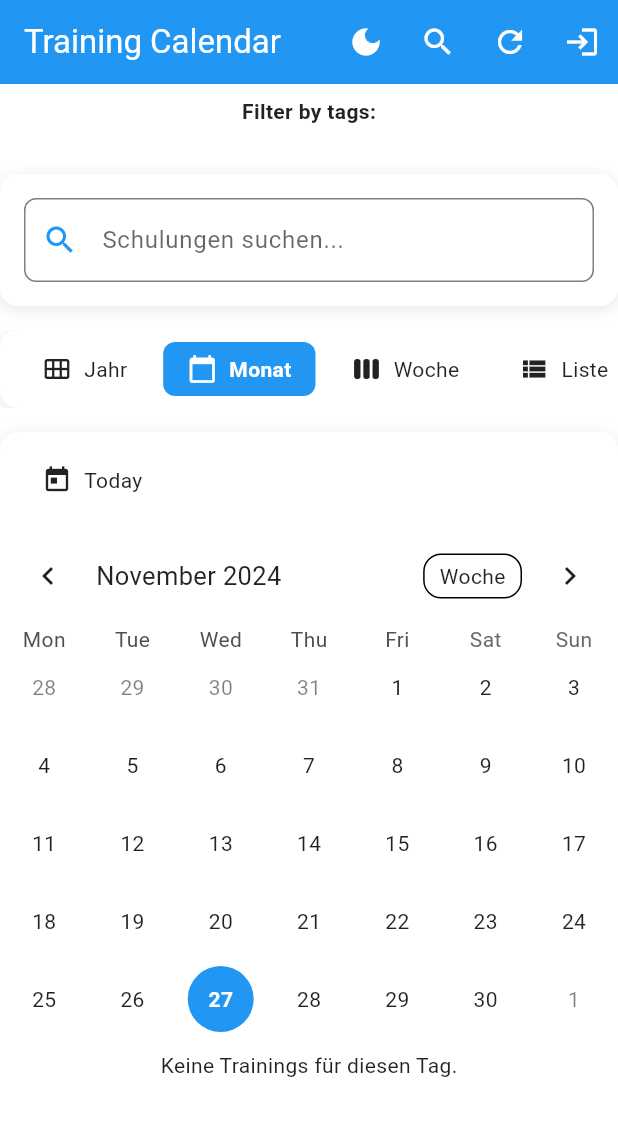
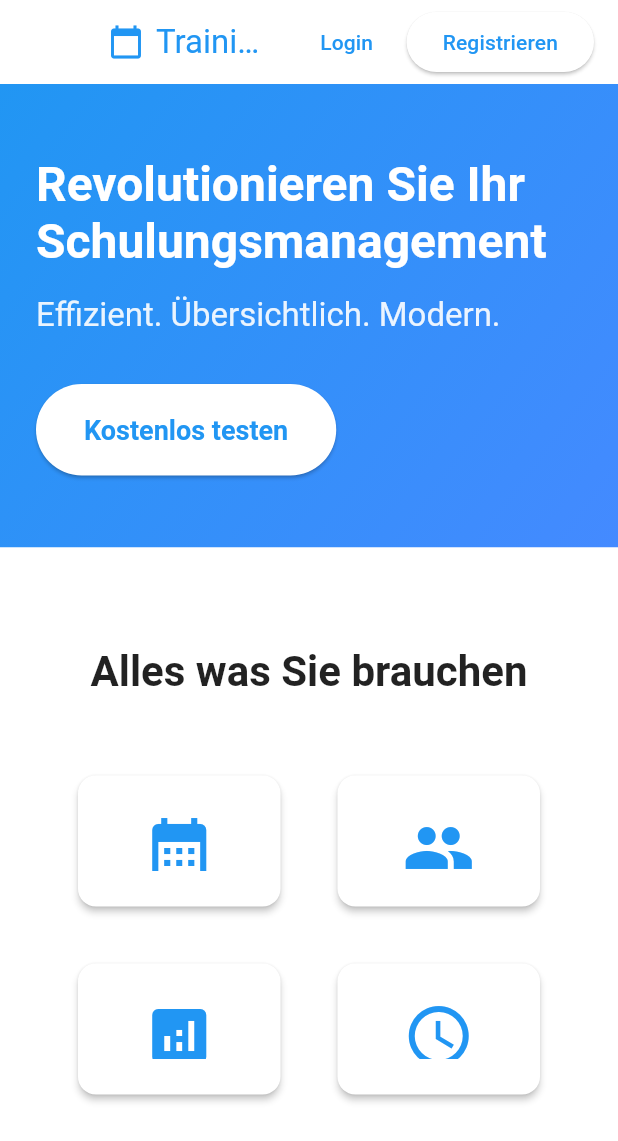
Before and after one commit to ruslanadilgereev/DHBW, a Flutter app: the screen it shows after launch, on a phone screen of 412 x 824 dp. Shown: the top 1141 px of the screen. Run offline on Flutter 3.47's test engine with Material 3 defaults, Android fonts, the phone set to English and light mode, and no system bars; drawn by our look-alikes of table_calendar; our stand-ins replace shared_preferences; network calls fail.

Commit message:
Welcome page und tests

```diff
--- a/Mobile Computing/flutter_application_1/lib/main.dart
+++ b/Mobile Computing/flutter_application_1/lib/main.dart
@@ -8,6 +8,7 @@ import 'services/theme_service.dart';
 import 'screens/login_screen.dart';
 import 'screens/home_screen.dart';
 import 'screens/registration_screen.dart';
+import 'screens/welcome_screen.dart';
 import 'screens/main_wrapper.dart';
 import 'package:flutter_localizations/flutter_localizations.dart';
 
@@ -46,8 +47,9 @@ class TrainingCalendarApp extends StatelessWidget {
           supportedLocales: const [
             Locale('de', 'DE'), // Deutsch
           ],
-          initialRoute: '/',
+          initialRoute: '/welcome',
           routes: {
+            '/welcome': (context) => const WelcomeScreen(),
             '/': (context) => const MainWrapper(),
             '/register': (context) => const RegistrationScreen(),
             '/login': (context) => LoginScreen(),
--- a/Mobile Computing/flutter_application_1/lib/screens/manage_trainings_page.dart
+++ b/Mobile Computing/flutter_application_1/lib/screens/manage_trainings_page.dart
@@ -1246,7 +1246,7 @@ class _ManageTrainingsPageState extends State<ManageTrainingsPage> {
           if (currentDate.difference(blockEnd!).inDays == 1) {
             blockEnd = currentDate;
           } else {
-            blocks.add(DateBlock(blockStart, blockEnd!));
+            blocks.add(DateBlock(blockStart, blockEnd));
             blockStart = currentDate;
             blockEnd = currentDate;
           }
--- a/Mobile Computing/flutter_application_1/lib/screens/training_calendar_page.dart
+++ b/Mobile Computing/flutter_application_1/lib/screens/training_calendar_page.dart
@@ -318,13 +318,13 @@ class _TrainingCalendarPageState extends State<TrainingCalendarPage> {
         return StatefulBuilder(
           builder: (context, setState) {
             return AlertDialog(
-              title: Text('Training buchen'),
+              title: const Text('Training buchen'),
               content: Column(
                 mainAxisSize: MainAxisSize.min,
                 crossAxisAlignment: CrossAxisAlignment.start,
                 children: [
-                  Text('Möchten Sie dieses Training wirklich buchen?'),
-                  SizedBox(height: 20),
+                  const Text('Möchten Sie dieses Training wirklich buchen?'),
+                  const SizedBox(height: 20),
                   Row(
                     children: [
                       Checkbox(
@@ -335,20 +335,20 @@ class _TrainingCalendarPageState extends State<TrainingCalendarPage> {
                           });
                         },
                       ),
-                      Text('Bestätigungs-E-Mail senden'),
+                      const Text('Bestätigungs-E-Mail senden'),
                     ],
                   ),
                 ],
               ),
               actions: <Widget>[
                 TextButton(
-                  child: Text('Abbrechen'),
+                  child: const Text('Abbrechen'),
                   onPressed: () {
                     Navigator.of(context).pop(false);
                   },
                 ),
                 TextButton(
-                  child: Text('Buchen'),
+                  child: const Text('Buchen'),
                   onPressed: () {
                     Navigator.of(context).pop(sendEmail);
                   },
@@ -1636,11 +1636,11 @@ class _TrainingCalendarPageState extends State<TrainingCalendarPage> {
               const Text('Sortieren nach: '),
               DropdownButton<SortOption>(
                 value: _currentSortOption,
-                items: [
+                items: const [
                   DropdownMenuItem(
                     value: SortOption.StartDateDesc,
                     child: Row(
-                      children: const [
+                      children: [
                         Icon(Icons.calendar_today, size: 16),
                         SizedBox(width: 8),
                         Text('Startdatum (neueste zuerst)'),
@@ -1650,7 +1650,7 @@ class _TrainingCalendarPageState extends State<TrainingCalendarPage> {
                   DropdownMenuItem(
                     value: SortOption.StartDateAsc,
                     child: Row(
-                      children: const [
+                      children: [
                         Icon(Icons.calendar_today, size: 16),
                         SizedBox(width: 8),
                         Text('Startdatum (älteste zuerst)'),
@@ -1660,7 +1660,7 @@ class _TrainingCalendarPageState extends State<TrainingCalendarPage> {
                   DropdownMenuItem(
                     value: SortOption.AlphabeticalAsc,
                     child: Row(
-                      children: const [
+                      children: [
                         Icon(Icons.sort_by_alpha, size: 16),
                         SizedBox(width: 8),
                         Text('Alphabetisch (A-Z)'),
@@ -1670,7 +1670,7 @@ class _TrainingCalendarPageState extends State<TrainingCalendarPage> {
                   DropdownMenuItem(
                     value: SortOption.AlphabeticalDesc,
                     child: Row(
-                      children: const [
+                      children: [
                         Icon(Icons.sort_by_alpha, size: 16),
                         SizedBox(width: 8),
                         Text('Alphabetisch (Z-A)'),
@@ -2282,7 +2282,16 @@ class _TrainingCalendarPageState extends State<TrainingCalendarPage> {
 
   @override
   Widget build(BuildContext context) {
-    return LayoutBuilder(
+    return Scaffold(
+      appBar: AppBar(
+        leading: IconButton(
+          icon: const Icon(Icons.arrow_back),
+          onPressed: () {
+            Navigator.pushReplacementNamed(context, '/welcome');
+          },
+        ),
+      ),
+      body: LayoutBuilder(
         builder: (context, constraints) {
           // Check if we're on a wider screen (web browser)
           final isWideScreen = constraints.maxWidth > 600;
@@ -2436,6 +2445,7 @@ class _TrainingCalendarPageState extends State<TrainingCalendarPage> {
             ),
           );
         },
+      ),
     );
   }
 
--- /dev/null
+++ b/Mobile Computing/flutter_application_1/lib/screens/welcome_screen.dart
@@ -0,0 +1,352 @@
+import 'package:flutter/material.dart';
+
+class WelcomeScreen extends StatelessWidget {
+  const WelcomeScreen({super.key});
+
+  PreferredSizeWidget _buildAppBar(BuildContext context) {
+    return AppBar(
+      backgroundColor: Colors.transparent,
+      elevation: 0,
+      title: Row(
+        children: [
+          Icon(Icons.calendar_today,
+              color: Theme.of(context).colorScheme.primary),
+          const SizedBox(width: 8),
+          Expanded(
+            child: Text('Training Manager',
+                style: TextStyle(color: Theme.of(context).colorScheme.primary)),
+          ),
+        ],
+      ),
+      actions: [
+        TextButton(
+          onPressed: () => Navigator.pushReplacementNamed(context, '/'),
+          child: const Text('Login'),
+        ),
+        const SizedBox(width: 8),
+        ElevatedButton(
+          onPressed: () => Navigator.pushNamed(context, '/register'),
+          child: const Text('Registrieren'),
+        ),
+        const SizedBox(width: 16),
+      ],
+    );
+  }
+
+  Widget _buildHeroSection(BuildContext context) {
+    return Container(
+      padding: const EdgeInsets.symmetric(horizontal: 24, vertical: 48),
+      decoration: BoxDecoration(
+        gradient: LinearGradient(
+          begin: Alignment.topLeft,
+          end: Alignment.bottomRight,
+          colors: [
+            Theme.of(context).colorScheme.primary,
+            Theme.of(context).colorScheme.secondary,
+          ],
+        ),
+      ),
+      child: Row(
+        children: [
+          Expanded(
+            child: Column(
+              crossAxisAlignment: CrossAxisAlignment.start,
+              children: [
+                Text(
+                  'Revolutionieren Sie Ihr\nSchulungsmanagement',
+                  style: Theme.of(context).textTheme.headlineLarge?.copyWith(
+                        color: Colors.white,
+                        fontWeight: FontWeight.bold,
+                        height: 1.2,
+                      ),
+                ),
+                const SizedBox(height: 16),
+                Text(
+                  'Effizient. Übersichtlich. Modern.',
+                  style: Theme.of(context).textTheme.titleLarge?.copyWith(
+                        color: Colors.white.withOpacity(0.9),
+                      ),
+                ),
+                const SizedBox(height: 32),
+                ElevatedButton(
+                  onPressed: () => Navigator.pushReplacementNamed(context, '/'),
+                  style: ElevatedButton.styleFrom(
+                    backgroundColor: Colors.white,
+                    foregroundColor: Theme.of(context).colorScheme.primary,
+                    padding: const EdgeInsets.symmetric(
+                        horizontal: 32, vertical: 20),
+                    textStyle: const TextStyle(
+                        fontSize: 18, fontWeight: FontWeight.bold),
+                  ),
+                  child: const Text('Kostenlos testen'),
+                ),
+              ],
+            ),
+          ),
+          if (MediaQuery.of(context).size.width > 800)
+            Expanded(
+              child: Image.asset(
+                'assets/images/app_screenshot.png',
+                height: 400,
+                errorBuilder: (context, error, stackTrace) {
+                  return Container(
+                    height: 400,
+                    decoration: BoxDecoration(
+                      color: Colors.grey[200],
+                      borderRadius: BorderRadius.circular(12),
+                    ),
+                    child: const Center(
+                      child: Icon(
+                        Icons.image_outlined,
+                        size: 64,
+                        color: Colors.grey,
+                      ),
+                    ),
+                  );
+                },
+              ),
+            ),
+        ],
+      ),
+    );
+  }
+
+  Widget _buildFeatureSection(BuildContext context) {
+    return Container(
+      padding: const EdgeInsets.symmetric(horizontal: 24, vertical: 64),
+      color: Colors.white,
+      child: Column(
+        children: [
+          Text(
+            'Alles was Sie brauchen',
+            style: Theme.of(context).textTheme.headlineMedium?.copyWith(
+                  fontWeight: FontWeight.bold,
+                ),
+          ),
+          const SizedBox(height: 48),
+          GridView.count(
+            shrinkWrap: true,
+            physics: const NeverScrollableScrollPhysics(),
+            crossAxisCount: MediaQuery.of(context).size.width > 1200 ? 3 : 2,
+            childAspectRatio: 1.5,
+            mainAxisSpacing: 30,
+            crossAxisSpacing: 30,
+            padding: const EdgeInsets.symmetric(horizontal: 24),
+            children: [
+              _buildFeatureCard(
+                context,
+                Icons.calendar_month,
+                'Intelligente Kalenderansicht',
+                'Behalten Sie den Überblick über alle Schulungen mit unserer übersichtlichen Kalenderansicht.',
+              ),
+              _buildFeatureCard(
+                context,
+                Icons.people,
+                'Teilnehmerverwaltung',
+                'Verwalten Sie Teilnehmer und Anmeldungen mit wenigen Klicks.',
+              ),
+              _buildFeatureCard(
+                context,
+                Icons.analytics,
+                'Detaillierte Statistiken',
+                'Analysieren Sie die Auslastung und Erfolge Ihrer Schulungen.',
+              ),
+              _buildFeatureCard(
+                context,
+                Icons.schedule,
+                'Flexible Terminplanung',
+                'Planen Sie Einzel- und Mehrtagsschulungen nach Ihren Bedürfnissen.',
+              ),
+            ],
+          ),
+        ],
+      ),
+    );
+  }
+
+  Widget _buildFeatureCard(
+      BuildContext context, IconData icon, String title, String description) {
+    return Card(
+      elevation: 2,
+      shape: RoundedRectangleBorder(borderRadius: BorderRadius.circular(12)),
+      child: Padding(
+        padding: const EdgeInsets.all(24),
+        child: SingleChildScrollView(
+          child: Column(
+            mainAxisAlignment: MainAxisAlignment.center,
+            children: [
+              Icon(icon, size: 48, color: Theme.of(context).colorScheme.primary),
+              const SizedBox(height: 16),
+              Text(
+                title,
+                style: Theme.of(context).textTheme.titleLarge?.copyWith(
+                      fontWeight: FontWeight.bold,
+                    ),
+                textAlign: TextAlign.center,
+              ),
+              const SizedBox(height: 8),
+              Text(
+                description,
+                style: Theme.of(context).textTheme.bodyMedium,
+                textAlign: TextAlign.center,
+              ),
+            ],
+          ),
+        ),
+      ),
+    );
+  }
+
+  Widget _buildTestimonialSection(BuildContext context) {
+    return Container(
+      padding: const EdgeInsets.symmetric(horizontal: 24, vertical: 64),
+      color: Colors.grey[100],
+      child: SingleChildScrollView(
+        child: Column(
+          children: [
+            Text(
+              'Was unsere Kunden sagen',
+              style: Theme.of(context).textTheme.headlineMedium?.copyWith(
+                    fontWeight: FontWeight.bold,
+                  ),
+            ),
+            const SizedBox(height: 48),
+            Wrap(
+              spacing: 24,
+              runSpacing: 24,
+              children: [
+                _buildTestimonialCard(
+                  context,
+                  'Max Mustermann',
+                  'Geschäftsführer, TechCorp',
+                  'Der Training Manager hat unsere Schulungsverwaltung komplett revolutioniert. Einfach fantastisch!',
+                ),
+                _buildTestimonialCard(
+                  context,
+                  'Anna Schmidt',
+                  'HR Managerin, InnovateCo',
+                  'Endlich haben wir alle Schulungen übersichtlich an einem Ort. Die Teilnehmerverwaltung ist ein Traum.',
+                ),
+              ],
+            ),
+          ],
+        ),
+      ),
+    );
+  }
+
+  Widget _buildTestimonialCard(
+      BuildContext context, String name, String position, String text) {
+    return Container(
+      width: 300,
+      padding: const EdgeInsets.all(24),
+      decoration: BoxDecoration(
+        color: Colors.white,
+        borderRadius: BorderRadius.circular(12),
+        boxShadow: [
+          BoxShadow(
+            color: Colors.black.withOpacity(0.1),
+            blurRadius: 10,
+            offset: const Offset(0, 4),
+          ),
+        ],
+      ),
+      child: Column(
+        crossAxisAlignment: CrossAxisAlignment.start,
+        children: [
+          Text(
+            text,
+            style: Theme.of(context).textTheme.bodyLarge?.copyWith(
+                  fontStyle: FontStyle.italic,
+                ),
+          ),
+          const SizedBox(height: 16),
+          Text(
+            name,
+            style: Theme.of(context).textTheme.titleMedium?.copyWith(
+                  fontWeight: FontWeight.bold,
+                ),
+          ),
+          Text(
+            position,
+            style: Theme.of(context).textTheme.bodyMedium?.copyWith(
+                  color: Colors.grey[600],
+                ),
+          ),
+        ],
+      ),
+    );
+  }
+
+  Widget _buildFooter(BuildContext context) {
+    return Container(
+      padding: const EdgeInsets.symmetric(horizontal: 24, vertical: 48),
+      color: Colors.grey[900],
+      child: Column(
+        children: [
+          Row(
+            mainAxisAlignment: MainAxisAlignment.spaceAround,
+            children: [
+              Column(
+                crossAxisAlignment: CrossAxisAlignment.start,
+                children: [
+                  Text(
+                    'Training Manager',
+                    style: Theme.of(context).textTheme.titleLarge?.copyWith(
+                          color: Colors.white,
+                          fontWeight: FontWeight.bold,
+                        ),
+                  ),
+                  const SizedBox(height: 16),
+                  Text(
+                    'Die moderne Lösung für\nIhr Schulungsmanagement',
+                    style: TextStyle(color: Colors.grey[400]),
+                  ),
+                ],
+              ),
+              Column(
+                crossAxisAlignment: CrossAxisAlignment.start,
+                children: [
+                  Text(
+                    'Kontakt',
+                    style: Theme.of(context).textTheme.titleMedium?.copyWith(
+                          color: Colors.white,
+                          fontWeight: FontWeight.bold,
+                        ),
+                  ),
+                  const SizedBox(height: 16),
+                  Text(
+                    'support@trainingmanager.de\n+49 123 456789',
+                    style: TextStyle(color: Colors.grey[400]),
+                  ),
+                ],
+              ),
+            ],
+          ),
+          const SizedBox(height: 48),
+          Text(
+            '2024 Training Manager. Alle Rechte vorbehalten.',
+            style: TextStyle(color: Colors.grey[600]),
+          ),
+        ],
+      ),
+    );
+  }
+
+  @override
+  Widget build(BuildContext context) {
+    return Scaffold(
+      appBar: _buildAppBar(context),
+      body: SingleChildScrollView(
+        child: Column(
+          children: [
+            _buildHeroSection(context),
+            _buildFeatureSection(context),
+            _buildTestimonialSection(context),
+            _buildFooter(context),
+          ],
+        ),
+      ),
+    );
+  }
+}
--- a/Mobile Computing/flutter_application_1/lib/services/training_service.dart
+++ b/Mobile Computing/flutter_application_1/lib/services/training_service.dart
@@ -2,11 +2,14 @@ import 'package:http/http.dart' as http;
 import 'dart:convert';
 
 class TrainingService {
-  static const String baseUrl = 'http://localhost:3001/api';
+  final String baseUrl = 'http://localhost:3001/api';
+  final http.Client client;
+
+  TrainingService({http.Client? client}) : client = client ?? http.Client();
 
   Future<List<Map<String, dynamic>>> searchTrainings(String query) async {
     try {
-      final response = await http.get(
+      final response = await client.get(
         Uri.parse('$baseUrl/trainings/search?query=$query'),
       );
 
@@ -41,7 +44,7 @@ class TrainingService {
   }
 
   Future<void> cancelTraining(String trainingId, String userId) async {
-    final response = await http.delete(
+    final response = await client.delete(
       Uri.parse('$baseUrl/trainings/$trainingId/cancel/$userId'),
       headers: <String, String>{
         'Content-Type': 'application/json; charset=UTF-8',
```
Also changed, not shown: Mobile Computing/flutter_application_1/lib/screens/main_wrapper.dart (+5 -2 lines), Mobile Computing/flutter_application_1/pubspec.yaml (+4 -4 lines), Mobile Computing/flutter_application_1/assets/images/app_screenshot.png (added), Mobile Computing/flutter_application_1/pubspec.lock, 5 other files. Lines whose indentation alone changed are shown as unchanged.
